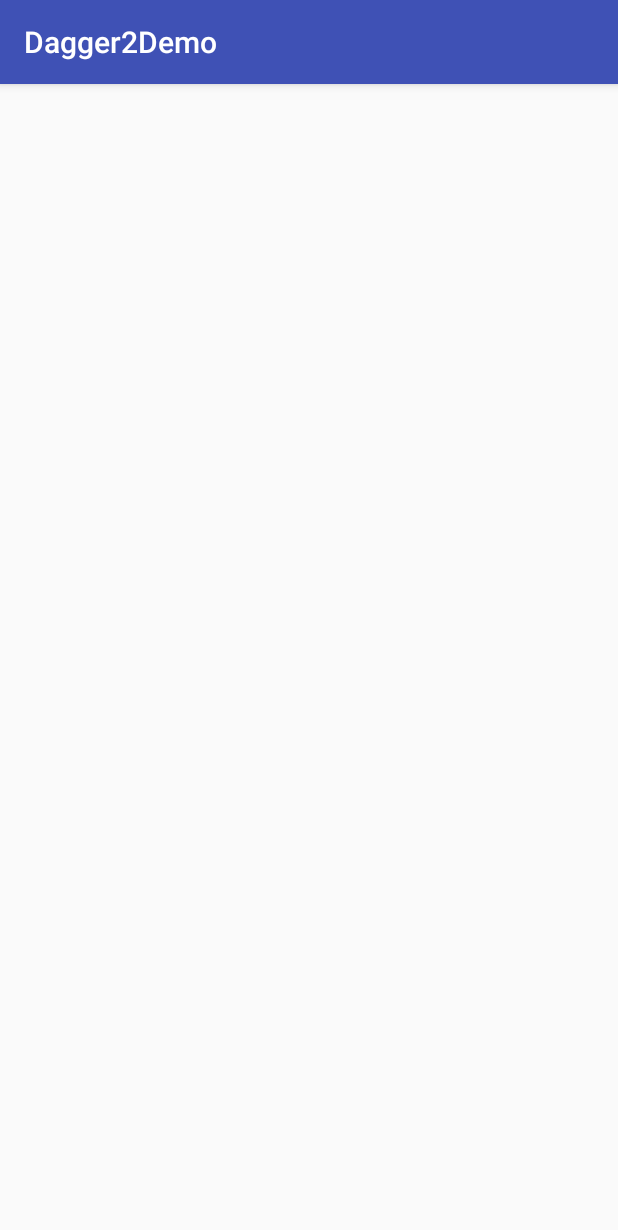
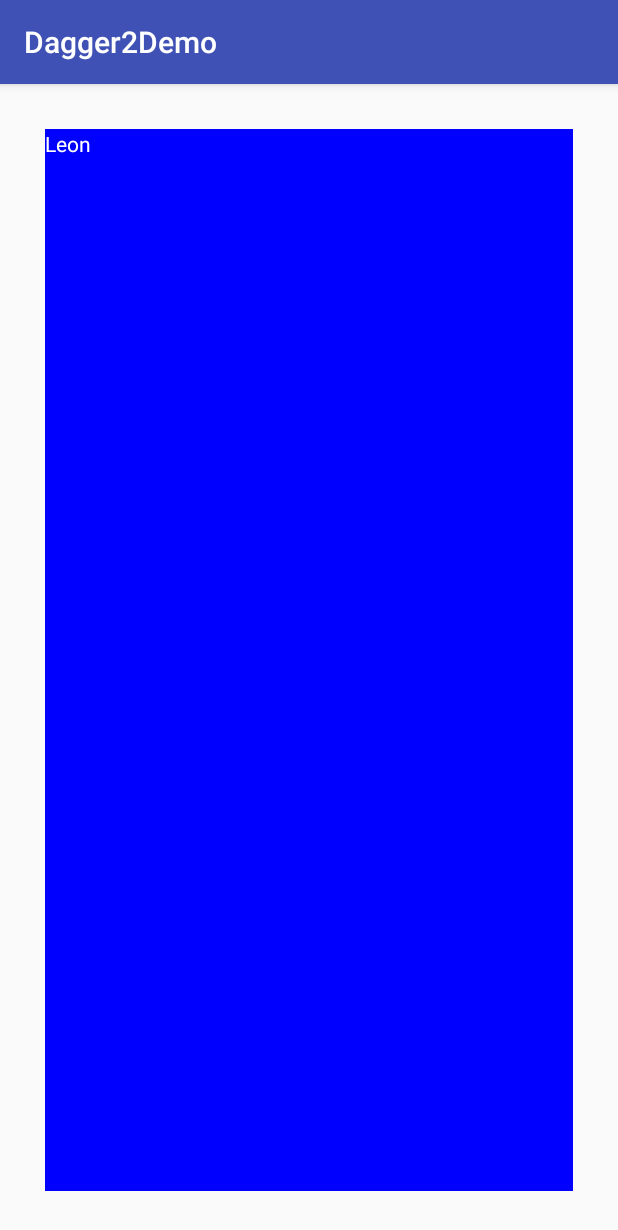
Before and after one commit to uncleleonfan/Dagger2Demo, an Android app: the screen it shows after launch (MainActivity), on a phone screen of 412 x 824 dp. Shown: the top 1230 px of the screen. Run offline under Robolectric (Android 15) with nearby library versions, the phone set to English and light mode, and no system bars; our stand-ins replace Dagger/Hilt's generated code; 3 statements that could not run were skipped.

Commit message:
Inject Fragment.

```diff
--- a/app/src/main/java/com/leon/dagger2demo/AppComponent.java
+++ b/app/src/main/java/com/leon/dagger2demo/AppComponent.java
@@ -3,7 +3,7 @@ package com.leon.dagger2demo;
 import dagger.Component;
 import dagger.android.AndroidInjectionModule;
 
-@Component(modules = {AndroidInjectionModule.class, ActivityModule.class})
+@Component(modules = {AndroidInjectionModule.class, ActivityModule.class, FragmentModule.class})
 public interface AppComponent {
 
     void inject(DemoApplication instance);
--- a/app/src/main/java/com/leon/dagger2demo/DemoApplication.java
+++ b/app/src/main/java/com/leon/dagger2demo/DemoApplication.java
@@ -2,17 +2,23 @@ package com.leon.dagger2demo;
 
 import android.app.Activity;
 import android.app.Application;
+import android.app.Fragment;
 
 import javax.inject.Inject;
 
 import dagger.android.AndroidInjector;
 import dagger.android.DispatchingAndroidInjector;
 import dagger.android.HasActivityInjector;
+import dagger.android.HasFragmentInjector;
 
-public class DemoApplication extends Application implements HasActivityInjector{
+public class DemoApplication extends Application implements HasActivityInjector,
+        HasFragmentInjector{
 
     @Inject
     DispatchingAndroidInjector<Activity> dispatchingActivityInjector;
+
+    @Inject
+    DispatchingAndroidInjector<Fragment> dispatchingFragmentInjector;
 
     @Override
     public void onCreate() {
@@ -24,4 +30,9 @@ public class DemoApplication extends Application implements HasActivityInjector{
     public AndroidInjector<Activity> activityInjector() {
         return dispatchingActivityInjector;
     }
+
+    @Override
+    public AndroidInjector<Fragment> fragmentInjector() {
+        return dispatchingFragmentInjector;
+    }
 }
--- /dev/null
+++ b/app/src/main/java/com/leon/dagger2demo/FragmentModule.java
@@ -0,0 +1,11 @@
+package com.leon.dagger2demo;
+
+import dagger.Module;
+import dagger.android.ContributesAndroidInjector;
+
+@Module
+abstract class FragmentModule {
+
+    @ContributesAndroidInjector
+    abstract MainActivity.MainFragment contributeMainActivityInjector();
+}
--- a/app/src/main/java/com/leon/dagger2demo/MainActivity.java
+++ b/app/src/main/java/com/leon/dagger2demo/MainActivity.java
@@ -1,8 +1,15 @@
 package com.leon.dagger2demo;
 
+import android.app.Fragment;
+import android.content.Context;
+import android.graphics.Color;
 import android.os.Bundle;
+import android.support.annotation.Nullable;
 import android.support.v7.app.AppCompatActivity;
 import android.util.Log;
+import android.view.LayoutInflater;
+import android.view.View;
+import android.view.ViewGroup;
 import android.widget.FrameLayout;
 import android.widget.TextView;
 
@@ -45,4 +52,27 @@ public class MainActivity extends AppCompatActivity {
         Computer computer = new Computer();
         computer.init();
     }
+
+
+    public static class MainFragment extends Fragment {
+
+        @Inject
+        User mUser;
+
+        @Nullable
+        @Override
+        public View onCreateView(LayoutInflater inflater, @Nullable ViewGroup container, @Nullable Bundle savedInstanceState) {
+            TextView textView = new TextView(getActivity());
+            textView.setTextColor(Color.WHITE);
+            textView.setText(mUser.name);
+            textView.setBackgroundColor(Color.BLUE);
+            return textView;
+        }
+
+        @Override
+        public void onAttach(Context context) {
+            AndroidInjection.inject(this);
+            super.onAttach(context);
+        }
+    }
 }
--- a/app/src/main/res/layout/activity_main.xml
+++ b/app/src/main/res/layout/activity_main.xml
@@ -8,4 +8,11 @@
     android:layout_height="match_parent"
     tools:context="com.leon.dagger2demo.MainActivity">
 
+    <fragment
+        android:id="@+id/main_fragment"
+        class="com.leon.dagger2demo.MainActivity$MainFragment"
+        android:layout_width="match_parent"
+        android:layout_height="match_parent"
+        android:layout_margin="30dp"/>
+
 </FrameLayout>
```
